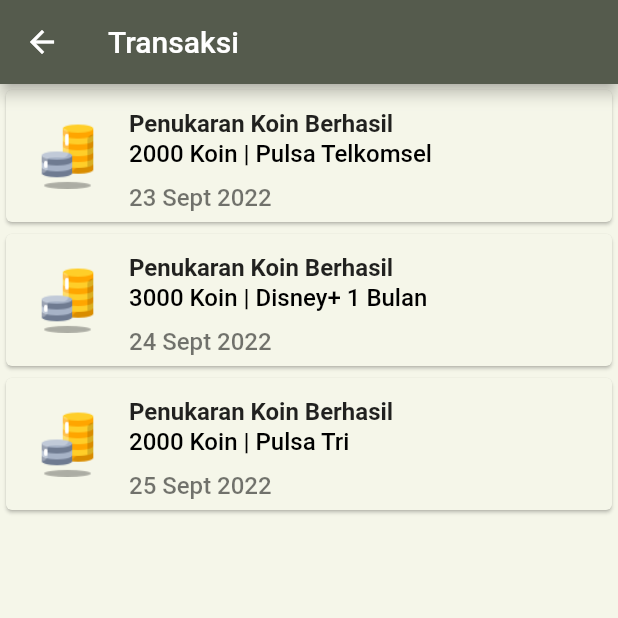
After one commit to finnchristoffer/JemputAh-App, a Flutter app: the TransaksiScreen screen opened directly, on a phone screen of 412 x 824 dp, the top half of it. The commit adds this screen. Run offline on Flutter 3.47's test engine with Material 2 defaults, Android fonts, the phone set to English and light mode, and no system bars; our stand-ins replace carousel_slider; Roboto replaces fonts that are missing (Poppins).

Commit message:
adjust color pesananPage and make transaksiPage

```diff
--- a/lib/constants/icons.dart
+++ b/lib/constants/icons.dart
@@ -11,3 +11,4 @@ const isProfilNotSelected = '$_pathIcon/profil_not_selected.png';
 const iconPesananSelesai = '$_pathIcon/pesanan_selesai.png';
 const iconTransaksi = '$_pathIcon/TransactionHistory.png';
 const iconJadwal = '$_pathIcon/IconJadwal_edited.png';
+const iconKoin = '$_pathIcon/icon_koin.png';
--- a/lib/screens/login_screen.dart
+++ b/lib/screens/login_screen.dart
@@ -31,10 +31,9 @@ class InitState extends State<LoginScreen> {
                   children: [
                     Container(
                       margin: const EdgeInsets.only(top: 40),
-                      child: Image.asset(logo),
                       height: 234,
                       width: 234,
-                      child: Image.asset('assets/images/logo.png'),
+                      child: Image.asset(logo),
                     ),
                   ],
                 ),
--- a/lib/screens/pesanan_screen.dart
+++ b/lib/screens/pesanan_screen.dart
@@ -26,6 +26,7 @@ class PesananPage extends StatelessWidget {
   @override
   Widget build(BuildContext context) {
     return Scaffold(
+        backgroundColor: AppColors.backgroundGreen,
         appBar: AppBar(
           //make background color black
           backgroundColor: AppColors.mainGreen,
@@ -36,6 +37,7 @@ class PesananPage extends StatelessWidget {
             itemCount: titles.length,
             itemBuilder: (context, index) {
               return Card(
+                  color: AppColors.backgroundGreen,
                   child: ListTile(
                     //set title with style bold
                     title: Text(titles[index],
--- a/lib/screens/signup_screen.dart
+++ b/lib/screens/signup_screen.dart
@@ -31,10 +31,9 @@ class InitState extends State<SignUpScreen> {
                   children: [
                     Container(
                       margin: const EdgeInsets.only(top: 30),
-                      child: Image.asset(logo),
                       height: 234,
                       width: 234,
-                      child: Image.asset('assets/images/logo.png'),
+                      child: Image.asset(logo),
                     ),
                   ],
                 ),
--- /dev/null
+++ b/lib/screens/transaksi_screen.dart
@@ -0,0 +1,71 @@
+import 'package:flutter/material.dart';
+import 'package:jemputah_app/constants/color.dart';
+import 'package:jemputah_app/constants/icons.dart';
+
+class Transaksi extends StatelessWidget {
+  const Transaksi({super.key});
+
+  @override
+  Widget build(BuildContext context) {
+    return MaterialApp(
+      home: TransaksiScreen(),
+    );
+  }
+}
+
+class TransaksiScreen extends StatelessWidget {
+  TransaksiScreen({super.key});
+
+  final titles = [
+    "Penukaran Koin Berhasil",
+    "Penukaran Koin Berhasil",
+    "Penukaran Koin Berhasil"
+  ];
+  final subtitles = [
+    "2000 Koin | Pulsa Telkomsel",
+    "3000 Koin | Disney+ 1 Bulan",
+    "2000 Koin | Pulsa Tri"
+  ];
+  final date = ["23 Sept 2022", "24 Sept 2022", "25 Sept 2022"];
+
+  @override
+  Widget build(BuildContext context) {
+    return Scaffold(
+        backgroundColor: AppColors.backgroundGreen,
+        appBar: AppBar(
+          leading: const BackButton(color: Colors.white),
+          backgroundColor: AppColors.mainGreen,
+          title: const Text('Transaksi'),
+        ),
+        body: ListView.builder(
+            itemCount: titles.length,
+            itemBuilder: (context, index) {
+              return Card(
+                  color: AppColors.backgroundGreen,
+                  child: ListTile(
+                    //set title with style bold
+                    title: Text(titles[index],
+                        style: const TextStyle(fontWeight: FontWeight.bold)),
+                    subtitle: Column(
+                      crossAxisAlignment: CrossAxisAlignment.start,
+                      children: [
+                        Text(
+                          subtitles[index],
+                          style: const TextStyle(color: Colors.black),
+                        ),
+                        Container(
+                          margin: const EdgeInsets.only(top: 10),
+                          child: Text(date[index]),
+                        )
+                      ],
+                    ),
+                    isThreeLine: true,
+                    leading: Image.asset(
+                      iconKoin,
+                      width: 50,
+                      height: 50,
+                    ),
+                  ));
+            }));
+  }
+}
```
Also changed, not shown: assets/icons/icon_koin.png (added). Lines whose indentation alone changed are shown as unchanged.
